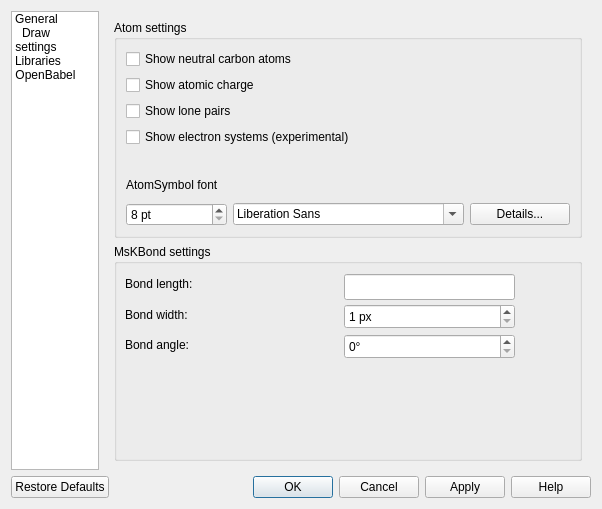
The window that molsketch/settingsdialog.ui (timvdm/Molsketch) describes before a commit, drawn with Qt 5.
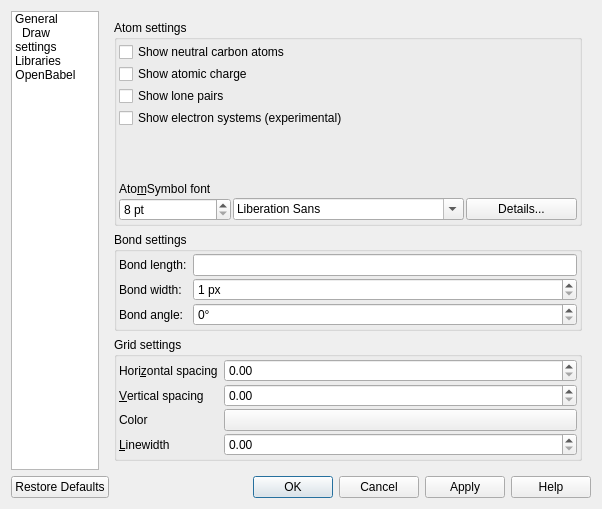
The same window after the commit. The open tabs and pages were chosen to show the change. Icons and pictures are not drawn. Custom widgets are drawn as their Qt base class.

Commit message: Add grid settings and settings facade to enable scene settings

```diff
--- a/molsketch/settingsdialog.ui
+++ b/molsketch/settingsdialog.ui
@@ -258,19 +258,19 @@
                </property>
                <layout class="QGridLayout">
                 <property name="leftMargin">
-                 <number>9</number>
+                 <number>2</number>
                 </property>
                 <property name="topMargin">
-                 <number>9</number>
+                 <number>2</number>
                 </property>
                 <property name="rightMargin">
-                 <number>9</number>
+                 <number>2</number>
                 </property>
                 <property name="bottomMargin">
-                 <number>9</number>
+                 <number>2</number>
                 </property>
                 <property name="spacing">
-                 <number>6</number>
+                 <number>2</number>
                 </property>
                 <item row="3" column="0">
                  <widget class="QCheckBox" name="checkBoxShowES">
@@ -335,7 +335,10 @@
                 <item row="5" column="0">
                  <widget class="QLabel" name="labelAtomSymbolFont">
                   <property name="text">
-                   <string>AtomSymbol font</string>
+                   <string>Ato&amp;mSymbol font</string>
+                  </property>
+                  <property name="buddy">
+                   <cstring>pushButtonFont</cstring>
                   </property>
                  </widget>
                 </item>
@@ -345,7 +348,7 @@
                    <enum>Qt::Vertical</enum>
                   </property>
                   <property name="sizeType">
-                   <enum>QSizePolicy::Fixed</enum>
+                   <enum>QSizePolicy::Expanding</enum>
                   </property>
                   <property name="sizeHint" stdset="0">
                    <size>
@@ -380,53 +383,52 @@
                 </sizepolicy>
                </property>
                <property name="title">
-                <string>MsKBond settings</string>
+                <string>Bond settings</string>
                </property>
+               <layout class="QFormLayout" name="formLayout">
+                <property name="horizontalSpacing">
+                 <number>6</number>
+                </property>
+                <property name="verticalSpacing">
+                 <number>2</number>
+                </property>
+                <property name="leftMargin">
+                 <number>2</number>
+                </property>
+                <property name="topMargin">
+                 <number>2</number>
+                </property>
+                <property name="rightMargin">
+                 <number>2</number>
+                </property>
+                <property name="bottomMargin">
+                 <number>2</number>
+                </property>
+                <item row="0" column="0">
                <widget class="QLabel" name="labelBondLength">
-                <property name="geometry">
-                 <rect>
-                  <x>11</x>
-                  <y>30</y>
-                  <width>211</width>
-                  <height>20</height>
-                 </rect>
-                </property>
                 <property name="text">
                  <string>Bond length:</string>
                 </property>
-               </widget>
-               <widget class="QLineEdit" name="lineEditBondLength">
-                <property name="geometry">
-                 <rect>
-                  <x>230</x>
-                  <y>30</y>
-                  <width>171</width>
-                  <height>26</height>
-                 </rect>
-                </property>
-               </widget>
+                  <property name="buddy">
+                   <cstring>lineEditBondLength</cstring>
+                  </property>
+                 </widget>
+                </item>
+                <item row="0" column="1">
+                 <widget class="QLineEdit" name="lineEditBondLength"/>
+                </item>
+                <item row="1" column="0">
                <widget class="QLabel" name="labelBondWidth">
-                <property name="geometry">
-                 <rect>
-                  <x>11</x>
-                  <y>61</y>
-                  <width>221</width>
-                  <height>19</height>
-                 </rect>
-                </property>
                 <property name="text">
                  <string>Bond width:</string>
                 </property>
-               </widget>
+                  <property name="buddy">
+                   <cstring>doubleSpinBoxBondWidth</cstring>
+                  </property>
+                 </widget>
+                </item>
+                <item row="1" column="1">
                <widget class="QDoubleSpinBox" name="doubleSpinBoxBondWidth">
-                <property name="geometry">
-                 <rect>
-                  <x>230</x>
-                  <y>60</y>
-                  <width>171</width>
-                  <height>25</height>
-                 </rect>
-                </property>
                 <property name="suffix">
                  <string> px</string>
                 </property>
@@ -446,15 +448,9 @@
                  <double>1.000000000000000</double>
                 </property>
                </widget>
+                </item>
+                <item row="2" column="1">
                <widget class="QSpinBox" name="spinBoxBondAngle">
-                <property name="geometry">
-                 <rect>
-                  <x>230</x>
-                  <y>90</y>
-                  <width>171</width>
-                  <height>25</height>
-                 </rect>
-                </property>
                 <property name="suffix">
                  <string>°</string>
                 </property>
@@ -471,19 +467,110 @@
                  <number>0</number>
                 </property>
                </widget>
+                </item>
+                <item row="2" column="0">
                <widget class="QLabel" name="labelBondAngle">
-                <property name="geometry">
-                 <rect>
-                  <x>11</x>
-                  <y>91</y>
-                  <width>221</width>
-                  <height>19</height>
-                 </rect>
-                </property>
                 <property name="text">
                  <string>Bond angle:</string>
                 </property>
-               </widget>
+                  <property name="buddy">
+                   <cstring>spinBoxBondAngle</cstring>
+                  </property>
+                 </widget>
+                </item>
+               </layout>
+              </widget>
+             </item>
+             <item>
+              <widget class="QGroupBox" name="groupBoxScene">
+               <property name="title">
+                <string>Grid settings</string>
+               </property>
+               <layout class="QFormLayout" name="formLayout_2">
+                <property name="verticalSpacing">
+                 <number>2</number>
+                </property>
+                <property name="leftMargin">
+                 <number>2</number>
+                </property>
+                <property name="topMargin">
+                 <number>2</number>
+                </property>
+                <property name="rightMargin">
+                 <number>2</number>
+                </property>
+                <property name="bottomMargin">
+                 <number>2</number>
+                </property>
+                <item row="0" column="0">
+                 <widget class="QLabel" name="labelGridHorizontalSpacing">
+                  <property name="text">
+                   <string>Hori&amp;zontal spacing</string>
+                  </property>
+                  <property name="buddy">
+                   <cstring>gridHorizontalSpacing</cstring>
+                  </property>
+                 </widget>
+                </item>
+                <item row="1" column="0">
+                 <widget class="QLabel" name="labelGridVerticalSpacing">
+                  <property name="text">
+                   <string>&amp;Vertical spacing</string>
+                  </property>
+                  <property name="buddy">
+                   <cstring>gridVerticalSpacing</cstring>
+                  </property>
+                 </widget>
+                </item>
+                <item row="0" column="1">
+                 <widget class="QDoubleSpinBox" name="gridHorizontalSpacing">
+                  <property name="maximum">
+                   <double>100.000000000000000</double>
+                  </property>
+                 </widget>
+                </item>
+                <item row="1" column="1">
+                 <widget class="QDoubleSpinBox" name="gridVerticalSpacing">
+                  <property name="maximum">
+                   <double>100.000000000000000</double>
+                  </property>
+                 </widget>
+                </item>
+                <item row="2" column="0">
+                 <widget class="QLabel" name="labelGridColor">
+                  <property name="text">
+                   <string>Color</string>
+                  </property>
+                  <property name="buddy">
+                   <cstring>gridLineColor</cstring>
+                  </property>
+                 </widget>
+                </item>
+                <item row="3" column="0">
+                 <widget class="QLabel" name="labelGridLinewidth">
+                  <property name="text">
+                   <string>&amp;Linewidth</string>
+                  </property>
+                  <property name="buddy">
+                   <cstring>gridLinewidth</cstring>
+                  </property>
+                 </widget>
+                </item>
+                <item row="3" column="1">
+                 <widget class="QDoubleSpinBox" name="gridLinewidth">
+                  <property name="maximum">
+                   <double>5.000000000000000</double>
+                  </property>
+                 </widget>
+                </item>
+                <item row="2" column="1">
+                 <widget class="ColorButton" name="gridLineColor">
+                  <property name="text">
+                   <string/>
+                  </property>
+                 </widget>
+                </item>
+               </layout>
               </widget>
              </item>
             </layout>
@@ -682,6 +769,13 @@
    </item>
   </layout>
  </widget>
+ <customwidgets>
+  <customwidget>
+   <class>ColorButton</class>
+   <extends>QPushButton</extends>
+   <header>colorbutton.h</header>
+  </customwidget>
+ </customwidgets>
  <tabstops>
   <tabstop>listWidget</tabstop>
   <tabstop>comboBoxFileType</tabstop>
```
Left out of the diff: 22 changed lines with no effect on the pictures. Lines whose indentation alone changed are shown as unchanged. The commit also changes 14 other files.
